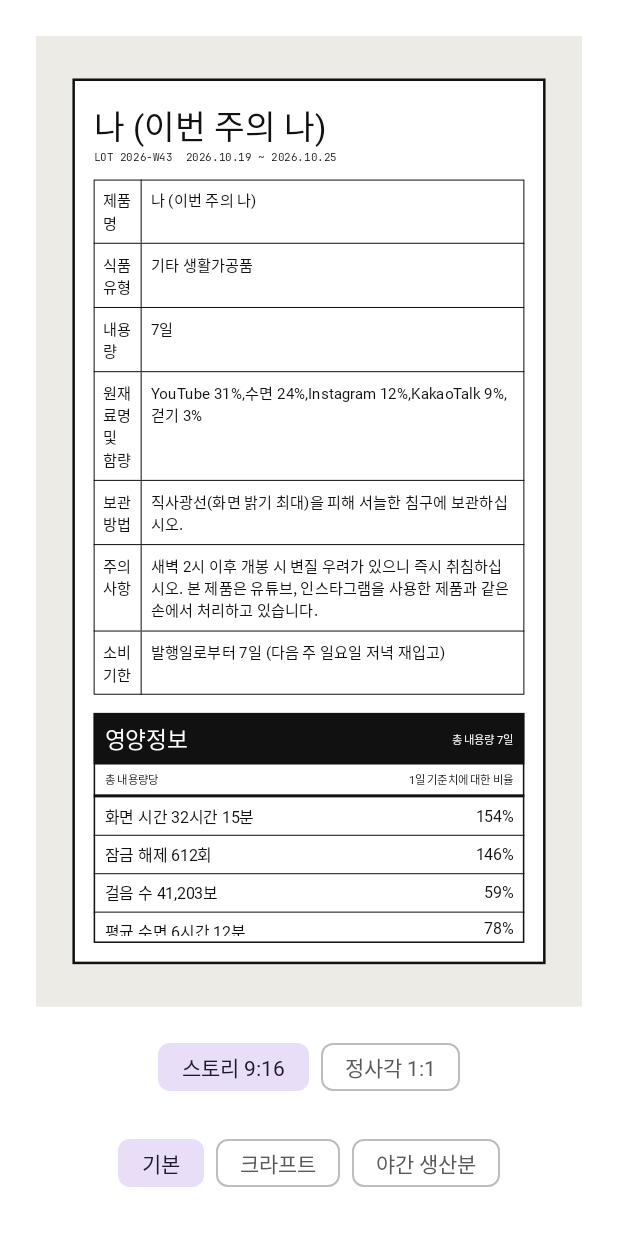
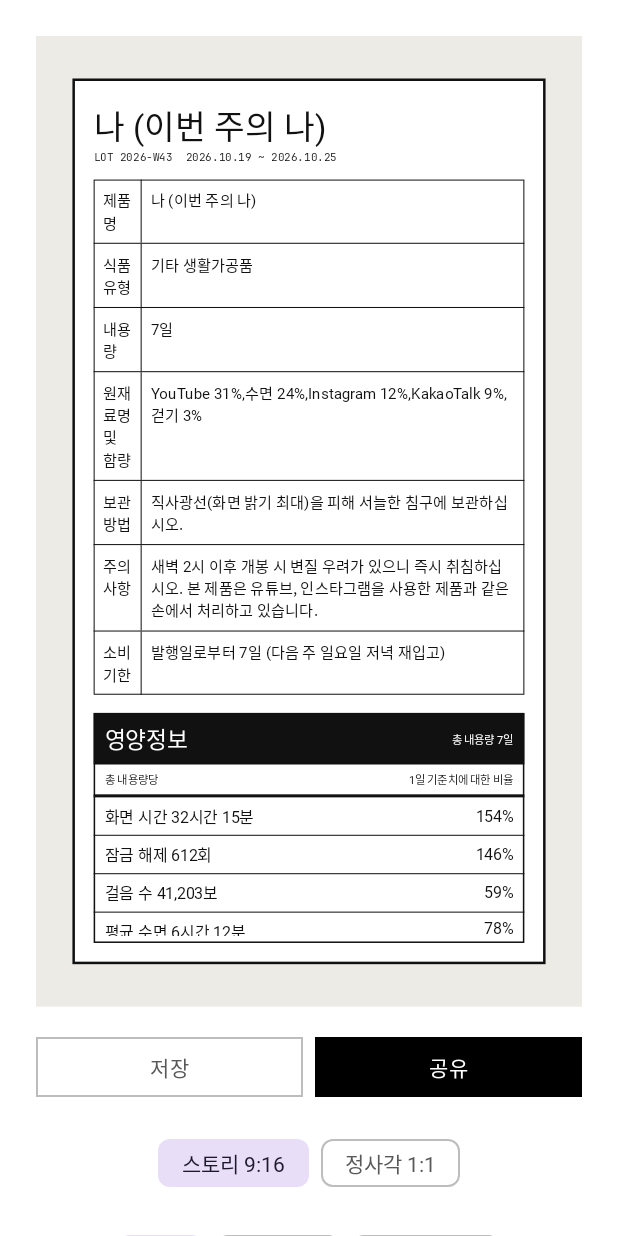
Before and after one commit to baebae6ae/receipt, an Android app built with Jetpack Compose: the ResultScreen screen opened through its navigation route, on a phone screen of 412 x 824 dp. Run offline under Robolectric (Android 15) with nearby library versions, the phone set to English and light mode, and no system bars; Roboto replaces fonts that are not available here.

Commit message:
카드 이미지 저장/공유
- rememberGraphicsLayer 로 카드 그리기를 기록해 1080px 비트맵으로 변환
- MediaStore 로 Pictures/NaLabel 저장 (Android 9 에서만 WRITE_EXTERNAL_STORAGE)
- FileProvider + ACTION_SEND 로 공유 (androidx.core 추가)

Co-Authored-By: Claude Opus 5.5 <noreply@anthropic.com>
Claude-Session: https://claude.ai/code/session_012gvUT5U6v3PcW9huGxskyC

```diff
--- a/app/build.gradle.kts
+++ b/app/build.gradle.kts
@@ -47,6 +47,7 @@ kotlin {
 
 dependencies {
     implementation(platform(libs.androidx.compose.bom))
+    implementation(libs.androidx.core.ktx)
     implementation(libs.androidx.activity.compose)
     implementation(libs.androidx.navigation.compose)
     implementation(libs.androidx.compose.ui)
--- /dev/null
+++ b/app/src/main/java/com/baebae/receipt/ui/card/CardExportBar.kt
@@ -0,0 +1,132 @@
+package com.baebae.receipt.ui.card
+
+import android.Manifest
+import android.content.Context
+import android.content.pm.PackageManager
+import android.graphics.Bitmap
+import android.os.Build
+import android.widget.Toast
+import androidx.activity.compose.rememberLauncherForActivityResult
+import androidx.activity.result.contract.ActivityResultContracts
+import androidx.compose.foundation.layout.Arrangement
+import androidx.compose.foundation.layout.Row
+import androidx.compose.foundation.layout.fillMaxWidth
+import androidx.compose.foundation.shape.RoundedCornerShape
+import androidx.compose.material3.Button
+import androidx.compose.material3.OutlinedButton
+import androidx.compose.material3.Text
+import androidx.compose.runtime.Composable
+import androidx.compose.runtime.getValue
+import androidx.compose.runtime.mutableStateOf
+import androidx.compose.runtime.remember
+import androidx.compose.runtime.rememberCoroutineScope
+import androidx.compose.runtime.setValue
+import androidx.compose.ui.Modifier
+import androidx.compose.ui.draw.drawWithContent
+import androidx.compose.ui.graphics.asAndroidBitmap
+import androidx.compose.ui.graphics.layer.GraphicsLayer
+import androidx.compose.ui.graphics.layer.drawLayer
+import androidx.compose.ui.graphics.rememberGraphicsLayer
+import androidx.compose.ui.platform.LocalContext
+import androidx.compose.ui.res.stringResource
+import androidx.compose.ui.unit.dp
+import androidx.core.content.ContextCompat
+import com.baebae.receipt.R
+import com.baebae.receipt.export.CardImageExporter
+import kotlinx.coroutines.launch
+
+/** [ScaledCard]의 contentModifier로 넘겨 카드 그리기를 [layer]에 기록한다. */
+fun Modifier.recordInto(layer: GraphicsLayer): Modifier = drawWithContent {
+    layer.record { this@drawWithContent.drawContent() }
+    drawLayer(layer)
+}
+
+@Composable
+fun rememberCardLayer(): GraphicsLayer = rememberGraphicsLayer()
+
+/** 예) nalabel_2026-W43_story */
+fun exportFileName(card: com.baebae.receipt.domain.LabelCard, format: CardFormat): String =
+    "nalabel_" + CardText.lot(card.periodStart).removePrefix("LOT ") + "_" + format.name.lowercase()
+
+enum class ExportAction { SAVE, SHARE }
+
+/**
+ * 저장/공유 버튼. [beforeExport]가 false를 돌려주면 내보내지 않는다(예: 보상형 광고 대기).
+ * [onExported]는 실제로 이미지가 만들어진 뒤 호출된다(워터마크 제거권 차감 등).
+ */
+@Composable
+fun CardExportBar(
+    layer: GraphicsLayer,
+    fileName: String,
+    modifier: Modifier = Modifier,
+    onExported: (ExportAction) -> Unit = {},
+) {
+    val context = LocalContext.current
+    val scope = rememberCoroutineScope()
+    var busy by remember { mutableStateOf(false) }
+    val folder = stringResource(R.string.gallery_folder)
+    val chooserTitle = stringResource(R.string.share_chooser_title)
+    val savedMessage = stringResource(R.string.export_saved)
+    val failedMessage = stringResource(R.string.export_failed)
+
+    fun run(action: ExportAction) {
+        if (busy) return
+        busy = true
+        scope.launch {
+            try {
+                val bitmap = layer.toImageBitmap().asAndroidBitmap().toSoftware()
+                when (action) {
+                    ExportAction.SAVE -> {
+                        val uri = CardImageExporter.saveToGallery(context, bitmap, fileName, folder)
+                        Toast.makeText(context, if (uri != null) savedMessage else failedMessage, Toast.LENGTH_SHORT).show()
+                        if (uri != null) onExported(action)
+                    }
+                    ExportAction.SHARE -> {
+                        val uri = CardImageExporter.prepareShare(context, bitmap, fileName)
+                        context.startActivity(CardImageExporter.shareIntent(uri, chooserTitle))
+                        onExported(action)
+                    }
+                }
+            } catch (e: Exception) {
+                Toast.makeText(context, failedMessage, Toast.LENGTH_SHORT).show()
+            } finally {
+                busy = false
+            }
+        }
+    }
+
+    val storagePermission = rememberLauncherForActivityResult(ActivityResultContracts.RequestPermission()) { granted ->
+        if (granted) run(ExportAction.SAVE)
+        else Toast.makeText(context, failedMessage, Toast.LENGTH_SHORT).show()
+    }
+
+    Row(modifier = modifier.fillMaxWidth(), horizontalArrangement = Arrangement.spacedBy(8.dp)) {
+        OutlinedButton(
+            onClick = {
+                if (needsLegacyStoragePermission(context)) {
+                    storagePermission.launch(Manifest.permission.WRITE_EXTERNAL_STORAGE)
+                } else {
+                    run(ExportAction.SAVE)
+                }
+            },
+            enabled = !busy,
+            shape = RoundedCornerShape(0.dp),
+            modifier = Modifier.weight(1f),
+        ) { Text(stringResource(R.string.action_save)) }
+        Button(
+            onClick = { run(ExportAction.SHARE) },
+            enabled = !busy,
+            shape = RoundedCornerShape(0.dp),
+            modifier = Modifier.weight(1f),
+        ) { Text(stringResource(R.string.action_share)) }
+    }
+}
+
+private fun needsLegacyStoragePermission(context: Context): Boolean =
+    Build.VERSION.SDK_INT < Build.VERSION_CODES.Q &&
+        ContextCompat.checkSelfPermission(context, Manifest.permission.WRITE_EXTERNAL_STORAGE) !=
+        PackageManager.PERMISSION_GRANTED
+
+/** 하드웨어 비트맵은 PNG 압축 전에 소프트웨어 비트맵으로 복사한다. */
+private fun Bitmap.toSoftware(): Bitmap =
+    if (config == Bitmap.Config.HARDWARE) copy(Bitmap.Config.ARGB_8888, false) else this
--- a/app/src/main/java/com/baebae/receipt/ui/screens/ResultScreen.kt
+++ b/app/src/main/java/com/baebae/receipt/ui/screens/ResultScreen.kt
@@ -20,10 +20,14 @@ import androidx.compose.ui.Alignment
 import androidx.compose.ui.Modifier
 import androidx.compose.ui.res.stringResource
 import androidx.compose.ui.unit.dp
+import com.baebae.receipt.ui.card.CardExportBar
 import com.baebae.receipt.ui.card.CardFormat
 import com.baebae.receipt.ui.card.CardTemplate
 import com.baebae.receipt.ui.card.LabelCardView
 import com.baebae.receipt.ui.card.ScaledCard
+import com.baebae.receipt.ui.card.exportFileName
+import com.baebae.receipt.ui.card.recordInto
+import com.baebae.receipt.ui.card.rememberCardLayer
 import com.baebae.receipt.ui.card.rememberSampleCard
 
 // 결과 카드 화면에는 광고를 넣지 않는다(배너 포함).
@@ -32,6 +36,7 @@ fun ResultScreen() {
     val card = rememberSampleCard()
     var format by rememberSaveable { mutableStateOf(CardFormat.STORY) }
     var template by rememberSaveable { mutableStateOf(CardTemplate.CLASSIC) }
+    val layer = rememberCardLayer()
 
     Column(
         modifier = Modifier
@@ -41,9 +46,14 @@ fun ResultScreen() {
         horizontalAlignment = Alignment.CenterHorizontally,
         verticalArrangement = Arrangement.spacedBy(16.dp),
     ) {
-        ScaledCard(format = format, modifier = Modifier.fillMaxWidth().widthIn(max = 360.dp)) {
+        ScaledCard(
+            format = format,
+            modifier = Modifier.fillMaxWidth().widthIn(max = 360.dp),
+            contentModifier = Modifier.recordInto(layer),
+        ) {
             LabelCardView(card, template, format, showWatermark = true)
         }
+        CardExportBar(layer = layer, fileName = exportFileName(card, format))
         Row(horizontalArrangement = Arrangement.spacedBy(8.dp)) {
             CardFormat.entries.forEach { option ->
                 FilterChip(
--- a/app/src/main/res/values/strings.xml
+++ b/app/src/main/res/values/strings.xml
@@ -66,4 +66,12 @@
     <string name="sample_caution_2">본 제품은 유튜브, 인스타그램을 사용한 제품과 같은 손에서 처리하고 있습니다.</string>
     <string name="sample_storage">직사광선(화면 밝기 최대)을 피해 서늘한 침구에 보관하십시오.</string>
     <string name="sample_expiry">발행일로부터 7일 (다음 주 일요일 저녁 재입고)</string>
+
+    <!-- 저장 / 공유 -->
+    <string name="gallery_folder" translatable="false">NaLabel</string>
+    <string name="action_save">저장</string>
+    <string name="action_share">공유</string>
+    <string name="share_chooser_title">성분표 공유</string>
+    <string name="export_saved">갤러리에 저장했습니다.</string>
+    <string name="export_failed">이미지를 만들지 못했습니다.</string>
 </resources>
--- /dev/null
+++ b/app/src/main/res/xml/file_paths.xml
@@ -0,0 +1,4 @@
+<?xml version="1.0" encoding="utf-8"?>
+<paths>
+    <cache-path name="shared_cards" path="shared/" />
+</paths>
--- a/gradle/libs.versions.toml
+++ b/gradle/libs.versions.toml
@@ -4,8 +4,10 @@ kotlin = "2.2.20"
 composeBom = "2025.09.00"
 activityCompose = "1.11.0"
 navigationCompose = "2.9.4"
+coreKtx = "1.16.0"
 
 [libraries]
+androidx-core-ktx = { group = "androidx.core", name = "core-ktx", version.ref = "coreKtx" }
 androidx-activity-compose = { group = "androidx.activity", name = "activity-compose", version.ref = "activityCompose" }
 androidx-navigation-compose = { group = "androidx.navigation", name = "navigation-compose", version.ref = "navigationCompose" }
 androidx-compose-bom = { group = "androidx.compose", name = "compose-bom", version.ref = "composeBom" }
```
Also changed, not shown: app/src/main/AndroidManifest.xml (+16 -0 lines), app/src/main/java/com/baebae/receipt/export/CardImageExporter.kt (added, +68 -0 lines), 1 other file.
